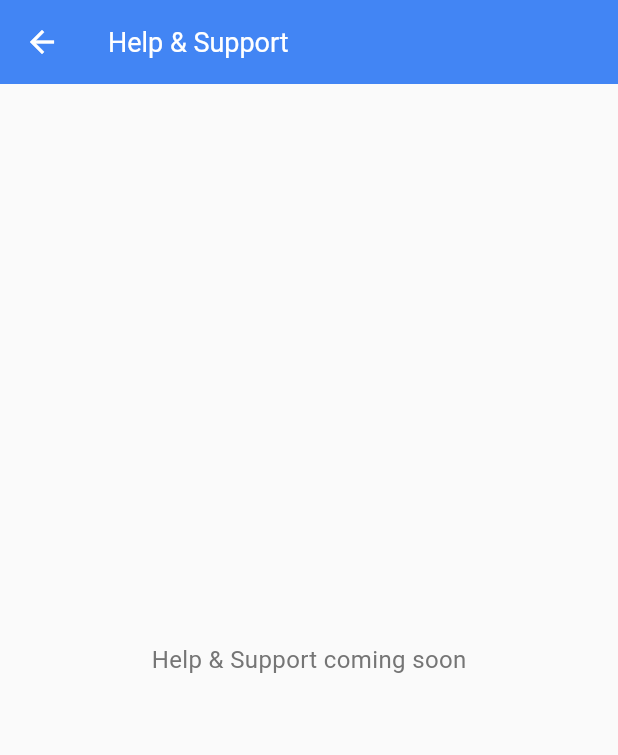
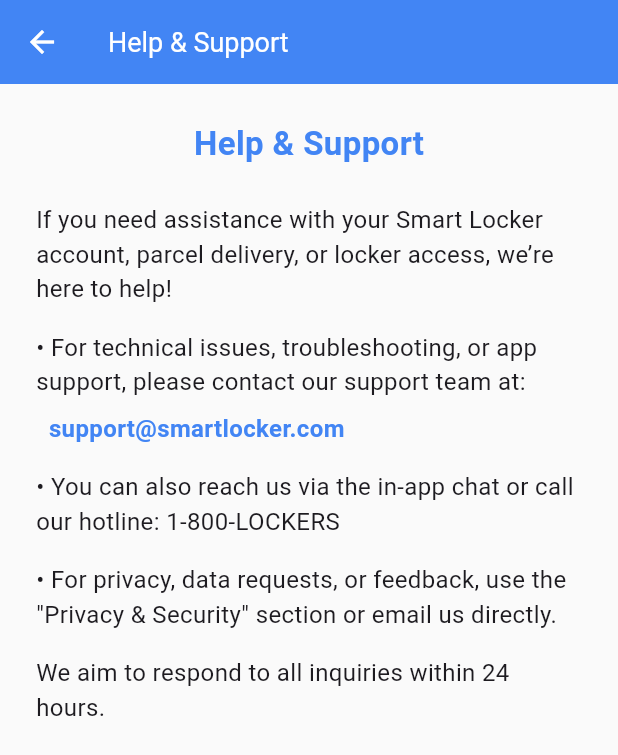
Before and after one commit to MicaellaSalili/smartlocker, a Flutter app: the HelpSupportScreen screen opened directly, on a phone screen of 412 x 824 dp. Shown: the top 755 px of the screen. Run offline on Flutter 3.47's test engine with Material 3 defaults, Android fonts, the phone set to English and light mode, and no system bars; our stand-ins replace camera, image_picker; missing offline and left inert: mobile_scanner.

Commit message:
Update: Settings content

```diff
--- a/frontend/lib/screens/settings/help_support_screen.dart
+++ b/frontend/lib/screens/settings/help_support_screen.dart
@@ -19,15 +19,57 @@ class HelpSupportScreen extends StatelessWidget {
           style: TextStyle(color: Colors.white, fontSize: 18),
         ),
       ),
-      body: Center(
+      body: SingleChildScrollView(
         child: Padding(
           padding: const EdgeInsets.all(24.0),
-          child: Text(
-            'Help & Support coming soon',
-            style: TextStyle(
-              fontSize: 16,
-              color: Colors.grey[600],
-            ),
+          child: Column(
+            crossAxisAlignment: CrossAxisAlignment.start,
+            children: [
+              const Center(
+                child: Text(
+                  'Help & Support',
+                  style: TextStyle(
+                    fontSize: 22,
+                    fontWeight: FontWeight.bold,
+                    color: Color(0xFF4285F4),
+                  ),
+                ),
+              ),
+              const SizedBox(height: 24),
+              const Text(
+                'If you need assistance with your Smart Locker account, parcel delivery, or locker access, we’re here to help!',
+                style: TextStyle(fontSize: 16),
+              ),
+              const SizedBox(height: 16),
+              const Text(
+                '• For technical issues, troubleshooting, or app support, please contact our support team at:',
+                style: TextStyle(fontSize: 16),
+              ),
+              const SizedBox(height: 8),
+              const Text(
+                '  support@smartlocker.com',
+                style: TextStyle(
+                  fontSize: 16,
+                  color: Color(0xFF4285F4),
+                  fontWeight: FontWeight.bold,
+                ),
+              ),
+              const SizedBox(height: 16),
+              const Text(
+                '• You can also reach us via the in-app chat or call our hotline: 1-800-LOCKERS',
+                style: TextStyle(fontSize: 16),
+              ),
+              const SizedBox(height: 16),
+              const Text(
+                '• For privacy, data requests, or feedback, use the "Privacy & Security" section or email us directly.',
+                style: TextStyle(fontSize: 16),
+              ),
+              const SizedBox(height: 16),
+              const Text(
+                'We aim to respond to all inquiries within 24 hours.',
+                style: TextStyle(fontSize: 16),
+              ),
+            ],
           ),
         ),
       ),
```
Also changed, not shown: frontend/lib/screens/settings/about_us_screen.dart (+35 -7 lines).
